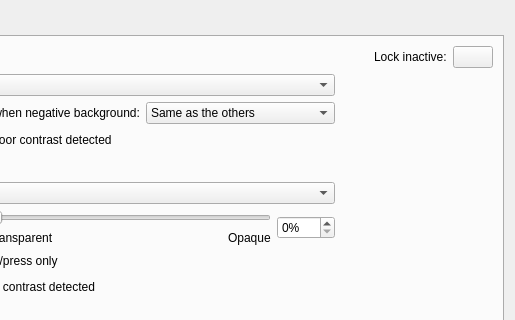
paulmcauley/klassy, file kdecoration/config/ui/buttoncolors.ui: the form before one commit; both pictures show x 339 to 854 and y 0 to 320 of the 854 by 638 pixel window.
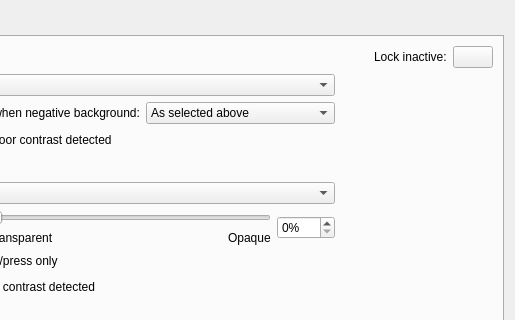
The form after the commit. Icons and pictures are not drawn.

```diff
--- a/kdecoration/config/ui/buttoncolors.ui
+++ b/kdecoration/config/ui/buttoncolors.ui
@@ -162,7 +162,7 @@
                </property>
                <item>
                 <property name="text">
-                 <string>Same as the others</string>
+                 <string>As selected above</string>
                 </property>
                </item>
                <item>
```
